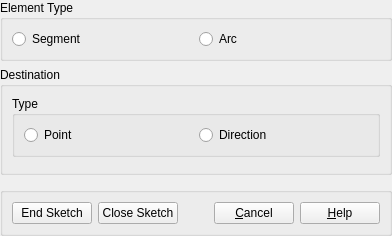
Qt form src/EntityGUI/EntityGUI_Skeleton_QTD.ui (SalomePlatform/geom) before a commit.
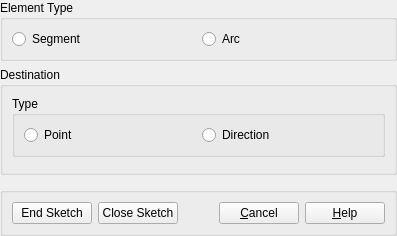
The same form after that commit.

The edit to the form file:
```diff
--- a/src/EntityGUI/EntityGUI_Skeleton_QTD.ui
+++ b/src/EntityGUI/EntityGUI_Skeleton_QTD.ui
@@ -6,10 +6,16 @@
    <rect>
     <x>0</x>
     <y>0</y>
-    <width>380</width>
+    <width>390</width>
     <height>236</height>
    </rect>
   </property>
+  <property name="sizePolicy">
+   <sizepolicy hsizetype="Preferred" vsizetype="Preferred">
+    <horstretch>0</horstretch>
+    <verstretch>0</verstretch>
+   </sizepolicy>
+  </property>
   <property name="windowTitle">
    <string>Form</string>
   </property>
@@ -62,7 +68,7 @@
         </property>
         <property name="sizeHint" stdset="0">
          <size>
-          <width>30</width>
+          <width>35</width>
           <height>0</height>
          </size>
         </property>
```
